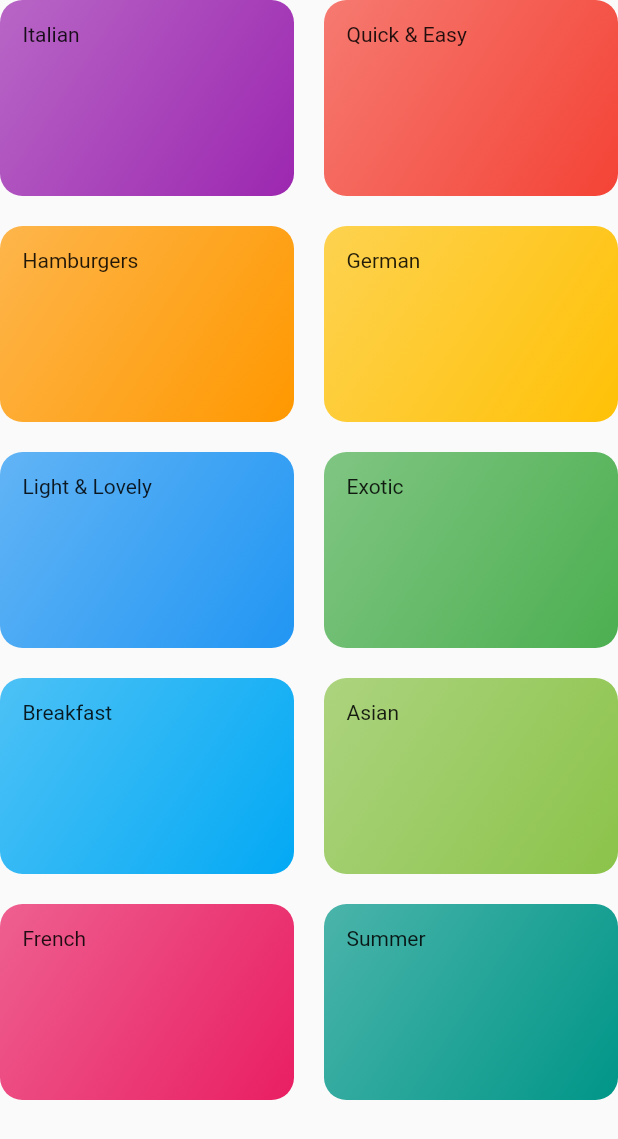
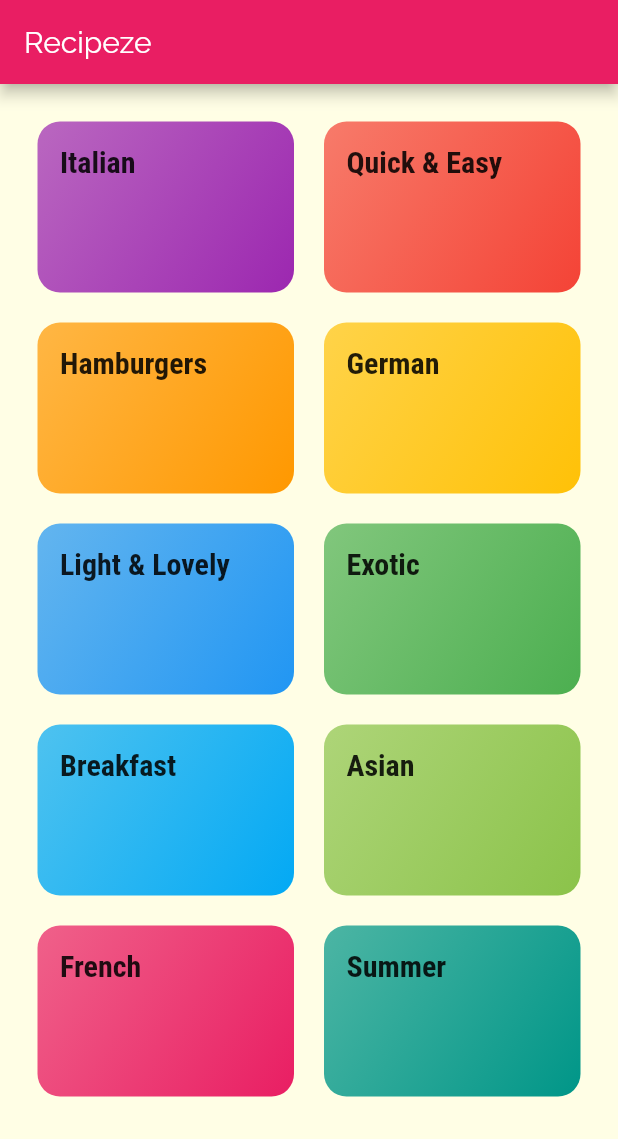
Before and after one commit to harshthakur066/Recipeze, a Flutter app: the CategoriesScreen screen opened directly, on a phone screen of 412 x 824 dp. Shown: the top 1139 px of the screen. Run offline on Flutter 3.47's test engine with Material 2 defaults, Android fonts, the phone set to English and light mode, and no system bars.

Commit message:
grid view and fonts and theme

```diff
--- a/lib/screens/categories_screen.dart
+++ b/lib/screens/categories_screen.dart
@@ -8,7 +8,12 @@ class CategoriesScreen extends StatelessWidget {
 
   @override
   Widget build(BuildContext context) {
-    return GridView(
+    return Scaffold(
+      appBar: AppBar(
+        title: Text('Recipeze'),
+      ),
+      body: GridView(
+        padding: const EdgeInsets.all(25),
         gridDelegate: SliverGridDelegateWithMaxCrossAxisExtent(
           maxCrossAxisExtent: 200,
           childAspectRatio: 3 / 2,
@@ -23,6 +28,7 @@ class CategoriesScreen extends StatelessWidget {
               ),
             )
             .toList(),
+      ),
     );
   }
 }
--- a/lib/widgets/category_item.dart
+++ b/lib/widgets/category_item.dart
@@ -9,7 +9,10 @@ class CategoryItem extends StatelessWidget {
   @override
   Widget build(BuildContext context) {
     return Container(
-      child: Text(title),
+      child: Text(
+        title,
+        style: Theme.of(context).textTheme.headline6,
+      ),
       padding: const EdgeInsets.all(15),
       decoration: BoxDecoration(
         gradient: LinearGradient(
```
Also changed, not shown: lib/main.dart (+18 -21 lines), pubspec.yaml (+18 -9 lines), assets/fonts/Raleway-Black.ttf (added), assets/fonts/Raleway-Bold.ttf (added), assets/fonts/Raleway-Regular.ttf (added), assets/fonts/RobotoCondensed-Bold.ttf (added), assets/fonts/RobotoCondensed-Italic.ttf (added), assets/fonts/RobotoCondensed-Light.ttf (added), assets/fonts/RobotoCondensed-Regular.ttf (added). Lines whose indentation alone changed are shown as unchanged.
